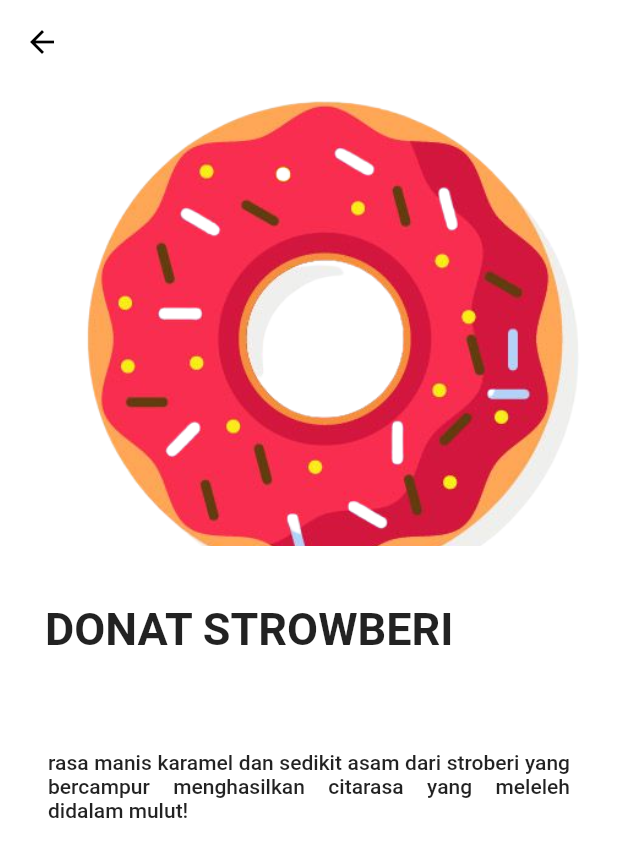
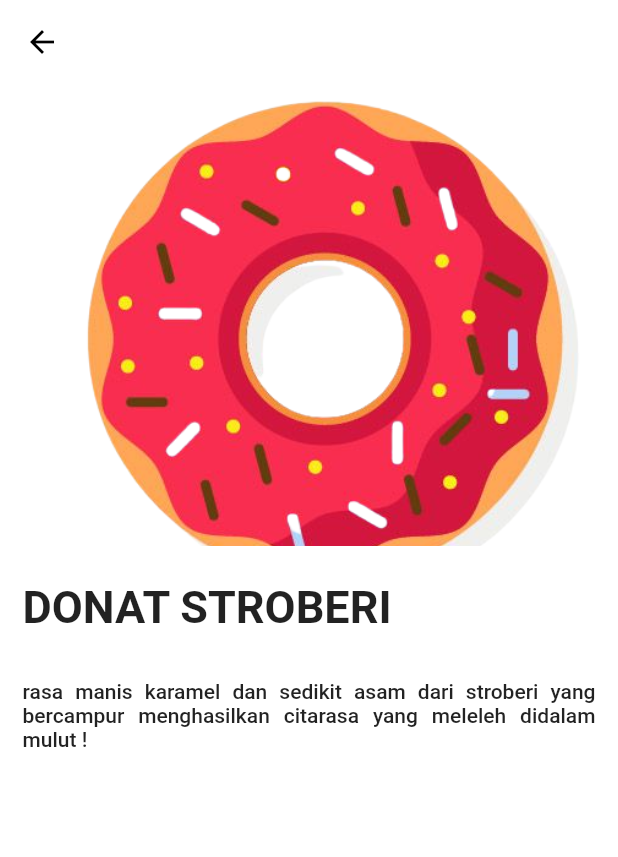
Before and after one commit to ravi3721/refreshmentui_020, a Flutter app: the detaildonat screen opened by its route, on a phone screen of 412 x 824 dp. Shown: the top 857 px of the screen. Run offline on Flutter 3.47's test engine with Material 2 defaults, Android fonts, the phone set to English and light mode, and no system bars; our stand-ins replace google_fonts.

Commit message:
modified:   lib/body.dart modified:   lib/donatdetail.dart

```diff
--- a/lib/body.dart
+++ b/lib/body.dart
@@ -12,7 +12,7 @@
       crossAxisCount: 2,
       shrinkWrap: true,
       children: [
-        for (int i = 0; i < 5; i++)
+        for (int i = 0; i < 6; i++)
           Container(
             padding: EdgeInsets.only(left: 15, right: 15, top: 2),
             margin: EdgeInsets.symmetric(vertical: 3, horizontal: 10),
--- a/lib/donatdetail.dart
+++ b/lib/donatdetail.dart
@@ -8,7 +8,7 @@
   @override
   Widget build(BuildContext context) {
     Widget titleSection = Container(
-      padding: const EdgeInsets.all(30),
+      padding: const EdgeInsets.all(15),
       child: Row(
         children: [
           Expanded(
@@ -18,14 +18,10 @@
                 Container(
                   padding: const EdgeInsets.only(bottom: 1),
                   child: const Text(
-                    'DONAT STROWBERI',
-                    style: TextStyle(
-                      fontWeight: FontWeight.bold,
-                      fontSize: 30
+                    'DONAT STROBERI',
+                    style: TextStyle(fontWeight: FontWeight.bold, fontSize: 30),
                   ),
                 ),
-                ),
-
               ],
             ),
           ),
@@ -35,23 +31,16 @@
 
     Color color = Theme.of(context).primaryColor;
 
-
-
     Widget textSection = Container(
-      padding: const EdgeInsets.all(32),
+      padding: const EdgeInsets.all(15),
       child: const Text(
-        'rasa manis karamel dan sedikit asam dari stroberi yang bercampur menghasilkan citarasa yang meleleh didalam mulut! ',
+        'rasa manis karamel dan sedikit asam dari stroberi yang bercampur menghasilkan citarasa yang meleleh didalam mulut ! ',
         textAlign: TextAlign.justify,
-        style: TextStyle(
-          fontSize: 14,
-          fontWeight: FontWeight.w500
-        ),
+        style: TextStyle(fontSize: 14, fontWeight: FontWeight.w500),
       ),
     );
 
-    return
-
-       Scaffold(
+    return Scaffold(
       appBar: AppBar(
         elevation: 0,
         backgroundColor: Colors.transparent,
@@ -77,13 +66,9 @@
             ),
           ),
           titleSection,
-
           textSection,
         ],
       ),
     );
-
   }
-
-
 }
```
Lines whose indentation alone changed are shown as unchanged.
